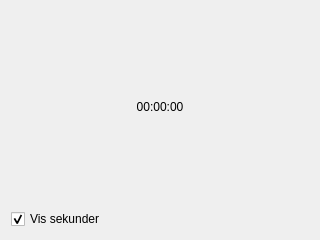
The window that tabs/clock.ui (froksen/opencltoolsv2) describes before a commit, drawn with Qt 5.
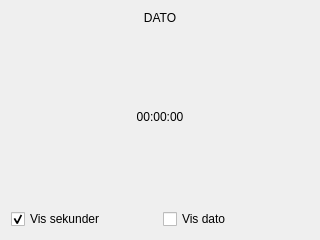
The same window after the commit.

Commit message: Dato tilføjet.

Diff of the .ui file:
```diff
--- a/tabs/clock.ui
+++ b/tabs/clock.ui
@@ -13,7 +13,19 @@
   <property name="windowTitle">
    <string>Form</string>
   </property>
-  <layout class="QVBoxLayout" name="verticalLayout">
+  <layout class="QVBoxLayout" name="verticalLayout_2">
+   <item>
+    <layout class="QVBoxLayout" name="verticalLayout" stretch="0,1">
+     <item>
+      <widget class="QLabel" name="dateLabel">
+       <property name="text">
+        <string>DATO</string>
+       </property>
+       <property name="alignment">
+        <set>Qt::AlignCenter</set>
+       </property>
+      </widget>
+     </item>
    <item>
     <widget class="QLabel" name="time">
      <property name="autoFillBackground">
@@ -27,6 +39,10 @@
      </property>
     </widget>
    </item>
+    </layout>
+   </item>
+   <item>
+    <layout class="QHBoxLayout" name="horizontalLayout">
    <item>
     <widget class="QCheckBox" name="showSeconds">
      <property name="text">
@@ -36,6 +52,15 @@
       <bool>true</bool>
      </property>
     </widget>
+     </item>
+     <item>
+      <widget class="QCheckBox" name="showDate">
+       <property name="text">
+        <string>Vis dato</string>
+       </property>
+      </widget>
+     </item>
+    </layout>
    </item>
   </layout>
  </widget>
```
Lines whose indentation alone changed are shown as unchanged. The commit also changes 2 other files.
